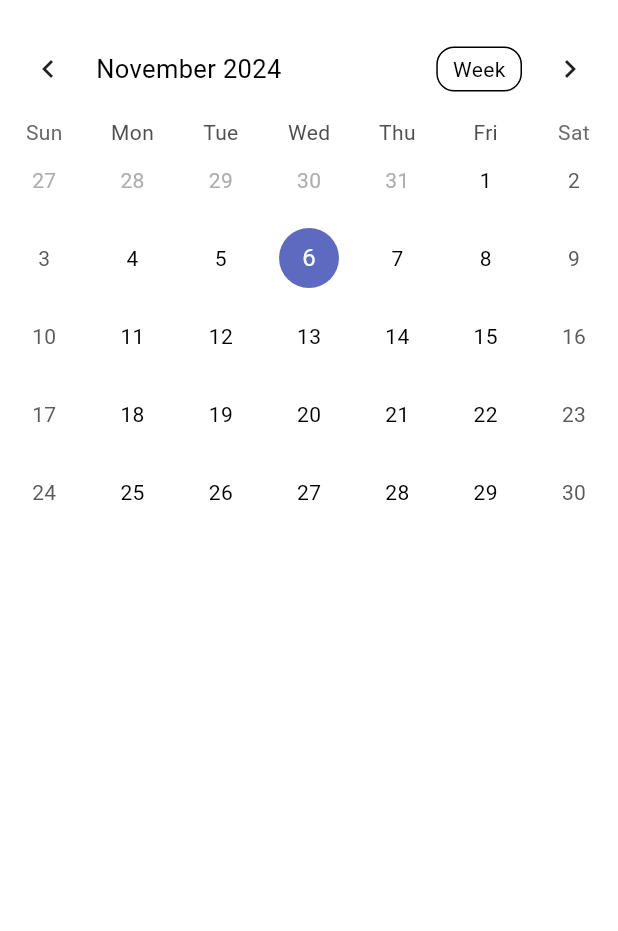
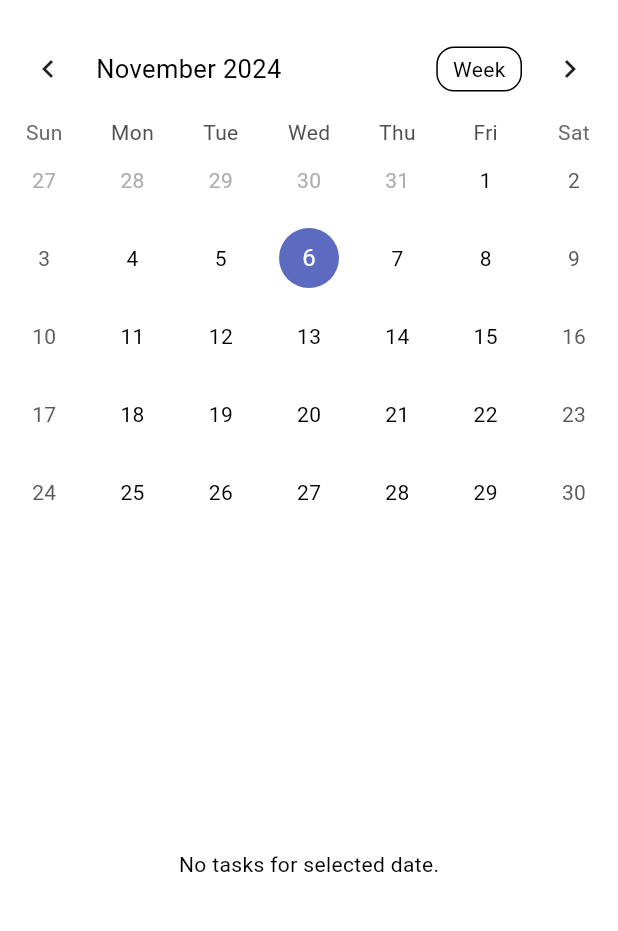
Before and after one commit to KaozhiChen/task_manager, a Flutter app: the HomePage screen opened directly, on a phone screen of 412 x 824 dp, the part 63-994 px from its top. Run offline on Flutter 3.47's test engine with Material 3 defaults, Android fonts, the phone set to English and light mode, and no system bars; drawn by our look-alikes of table_calendar; our stand-ins replace cloud_firestore, firebase_auth, firebase_core; accounts and stored records are empty.

Commit message:
display tasks list

```diff
--- a/lib/pages/home_page.dart
+++ b/lib/pages/home_page.dart
@@ -1,5 +1,8 @@
 import 'package:flutter/material.dart';
+import 'package:provider/provider.dart';
 import 'package:table_calendar/table_calendar.dart';
+import 'package:task_manager/task_manager.dart';
+import 'package:cloud_firestore/cloud_firestore.dart';
 
 class HomePage extends StatefulWidget {
   const HomePage({super.key});
@@ -43,6 +46,56 @@ class _HomePageState extends State<HomePage> {
               CalendarFormat.week: 'Week'
             },
           ),
+          const SizedBox(
+            height: 16,
+          ),
+
+          // task list
+          Expanded(child:
+              Consumer<TaskManager>(builder: (context, taskManager, child) {
+            // get tasks according to seleted date
+            var tasks = taskManager.tasks.where((task) {
+              var taskDate = task['date'];
+              DateTime date;
+              if (taskDate is Timestamp) {
+                date = taskDate.toDate();
+              } else if (taskDate is DateTime) {
+                date = taskDate;
+              } else {
+                return false;
+              }
+              return date.year == _selectedDate.year &&
+                  date.month == _selectedDate.month &&
+                  date.day == _selectedDate.day;
+            }).toList();
+
+            if (tasks.isEmpty) {
+              return const Center(child: Text("No tasks for selected date."));
+            }
+
+            return ListView.builder(
+                itemCount: tasks.length,
+                itemBuilder: (context, index) {
+                  var task = tasks[index];
+                  return Card(
+                    key: ValueKey(task['id']),
+                    margin:
+                        const EdgeInsets.symmetric(vertical: 4, horizontal: 8),
+                    child: ListTile(
+                      title: Text(task['name']),
+                      subtitle: Text(
+                          "Priority: ${task['priority']}, Time: ${task['startTime']} - ${task['endTime']}"),
+                      trailing: Checkbox(
+                        value: task['status'],
+                        onChanged: (bool? value) {
+                          Provider.of<TaskManager>(context, listen: false)
+                              .updateTaskStatus(task['id'], value!);
+                        },
+                      ),
+                    ),
+                  );
+                });
+          }))
         ],
       ),
     );
--- a/lib/task_manager.dart
+++ b/lib/task_manager.dart
@@ -65,6 +65,18 @@ class TaskManager extends ChangeNotifier {
     notifyListeners();
   }
 
+  // update tasks
+  Future<void> updateTaskStatus(String id, bool status) async {
+    await _firestore.collection('tasks').doc(id).update({'status': status});
+    _tasks = _tasks.map((task) {
+      if (task['id'] == id) {
+        return {...task, 'status': status};
+      }
+      return task;
+    }).toList();
+    notifyListeners();
+  }
+
   // seleted date
   void updateSelectedDate(DateTime date) {
     _selectedDate = date;
```
